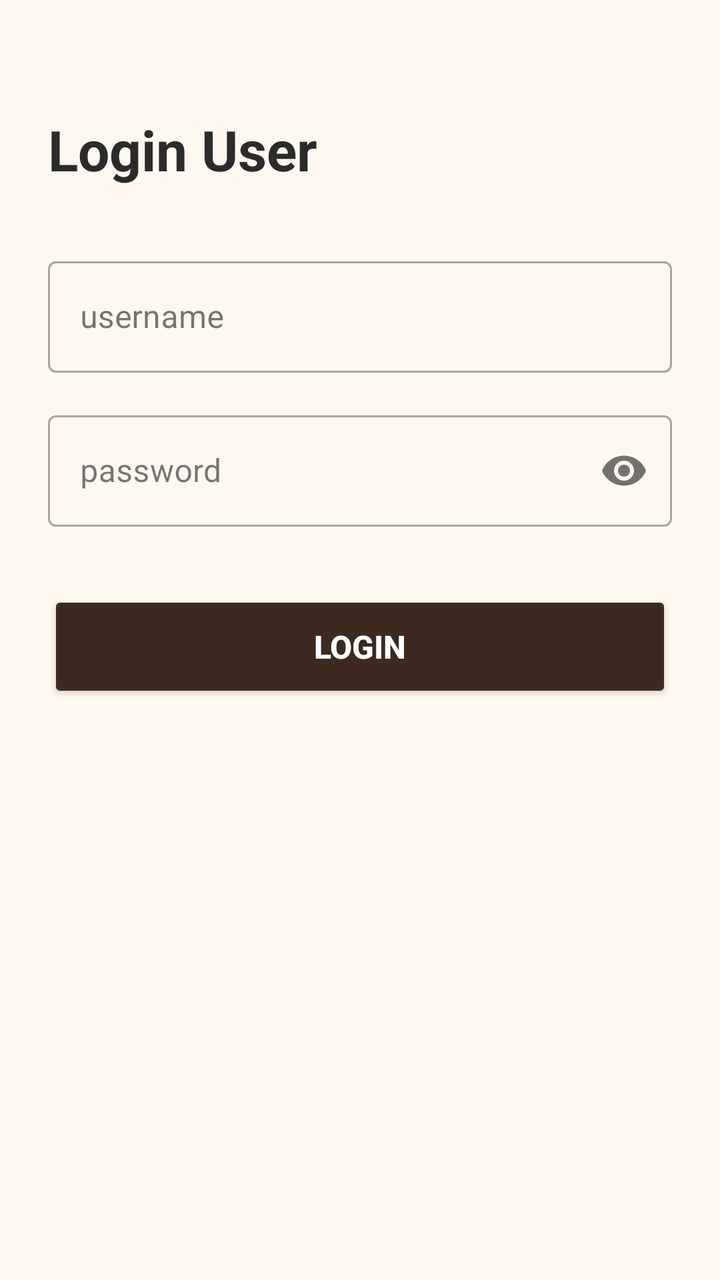
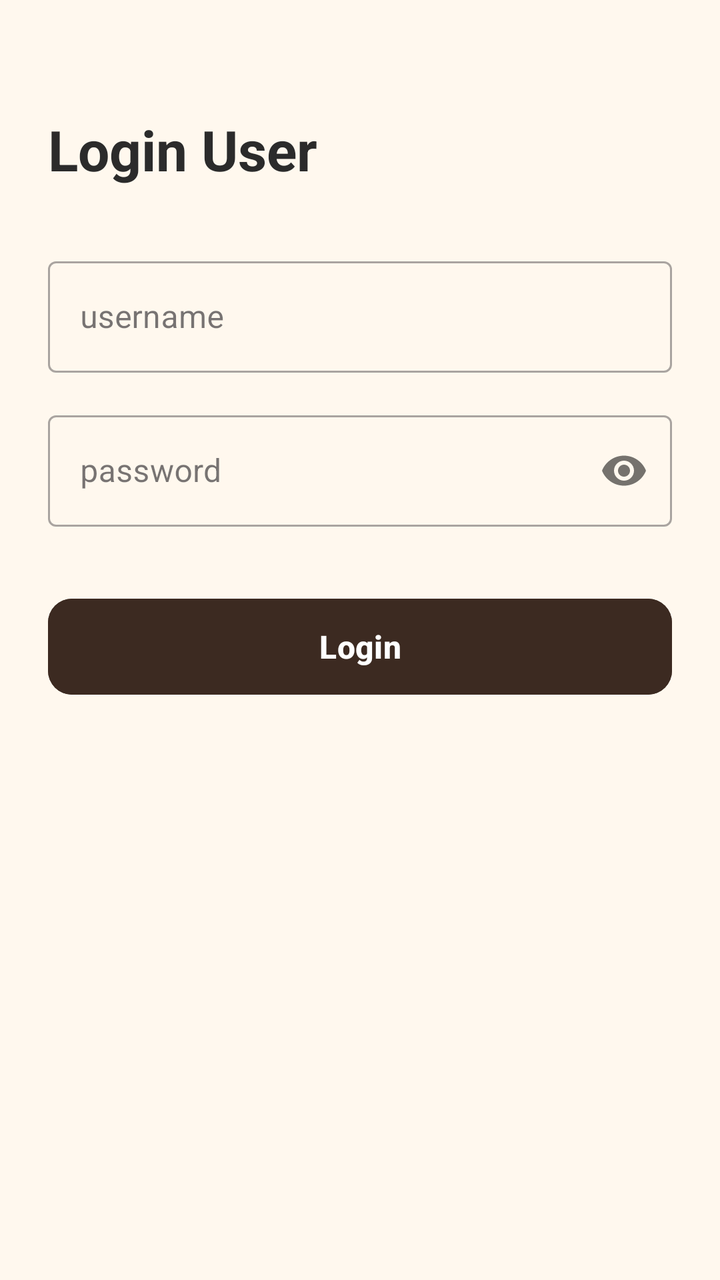

Compare the two renders of this Android layout. The source of the first and the diff that turns it into the second are given below.
<!-- AndroidManifest.xml: application theme Theme.KopiDanNyemil -->
<!-- res/layout/activity_login.xml -->
<?xml version="1.0" encoding="utf-8"?>
<LinearLayout xmlns:android="http://schemas.android.com/apk/res/android"
    xmlns:app="http://schemas.android.com/apk/res-auto"
    android:layout_width="match_parent"
    android:layout_height="match_parent"
    android:background="@color/cream_bg"
    android:orientation="vertical"
    android:padding="24dp">

    <TextView
        android:layout_width="wrap_content"
        android:layout_height="wrap_content"
        android:layout_marginTop="32dp"
        android:text="Login User"
        android:textColor="@color/text_dark"
        android:textSize="28sp"
        android:textStyle="bold"
        android:layout_marginBottom="32dp" />

    <com.google.android.material.textfield.TextInputLayout
        android:layout_width="match_parent"
        android:layout_height="wrap_content"
        android:layout_marginBottom="16dp"
        style="@style/Widget.MaterialComponents.TextInputLayout.OutlinedBox">

        <com.google.android.material.textfield.TextInputEditText
            android:id="@+id/etUsername"
            android:layout_width="match_parent"
            android:layout_height="wrap_content"
            android:hint="username"
            android:inputType="text" />
    </com.google.android.material.textfield.TextInputLayout>

    <com.google.android.material.textfield.TextInputLayout
        android:layout_width="match_parent"
        android:layout_height="wrap_content"
        android:layout_marginBottom="32dp"
        app:passwordToggleEnabled="true"
        style="@style/Widget.MaterialComponents.TextInputLayout.OutlinedBox">

        <com.google.android.material.textfield.TextInputEditText
            android:id="@+id/etPassword"
            android:layout_width="match_parent"
            android:layout_height="wrap_content"
            android:hint="password"
            android:inputType="textPassword" />
    </com.google.android.material.textfield.TextInputLayout>

    <Button
        android:id="@+id/btnLoginSubmit"
        android:layout_width="match_parent"
        android:layout_height="56dp"
        android:backgroundTint="@color/coffee_dark"
        android:text="Login"
        android:textColor="@color/white"
        android:textSize="16sp"
        android:textStyle="bold"
        app:cornerRadius="12dp" />

</LinearLayout>
<!-- resources referenced by this layout -->
<resources>
  <color name="coffee_dark">#3C2A21</color>
  <color name="cream_bg">#FFF8EE</color>
  <color name="text_dark">#2B2B2B</color>
  <color name="white">#FFFFFFFF</color>
  <style name="Theme.KopiDanNyemil" parent="Base.Theme.KopiDanNyemil" />
  <style name="Base.Theme.KopiDanNyemil" parent="Theme.Material3.DayNight.NoActionBar">
          <item name="android:windowBackground">@color/cream_bg</item>
          <item name="colorPrimary">@color/coffee_dark</item>
      </style>
</resources>

<!-- the commit's change to res/layout/activity_login.xml (unified diff, before → after) -->
@@ -46,7 +46,7 @@
             android:inputType="textPassword" />
     </com.google.android.material.textfield.TextInputLayout>
 
-    <Button
+    <com.google.android.material.button.MaterialButton
         android:id="@+id/btnLoginSubmit"
         android:layout_width="match_parent"
         android:layout_height="56dp"
